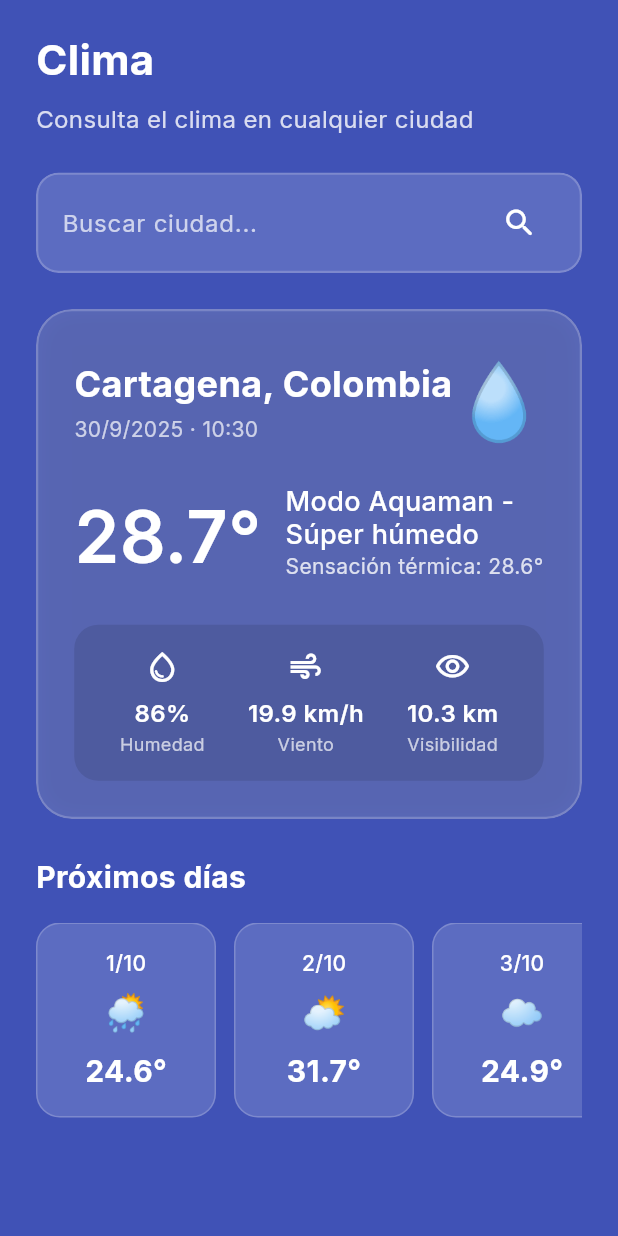
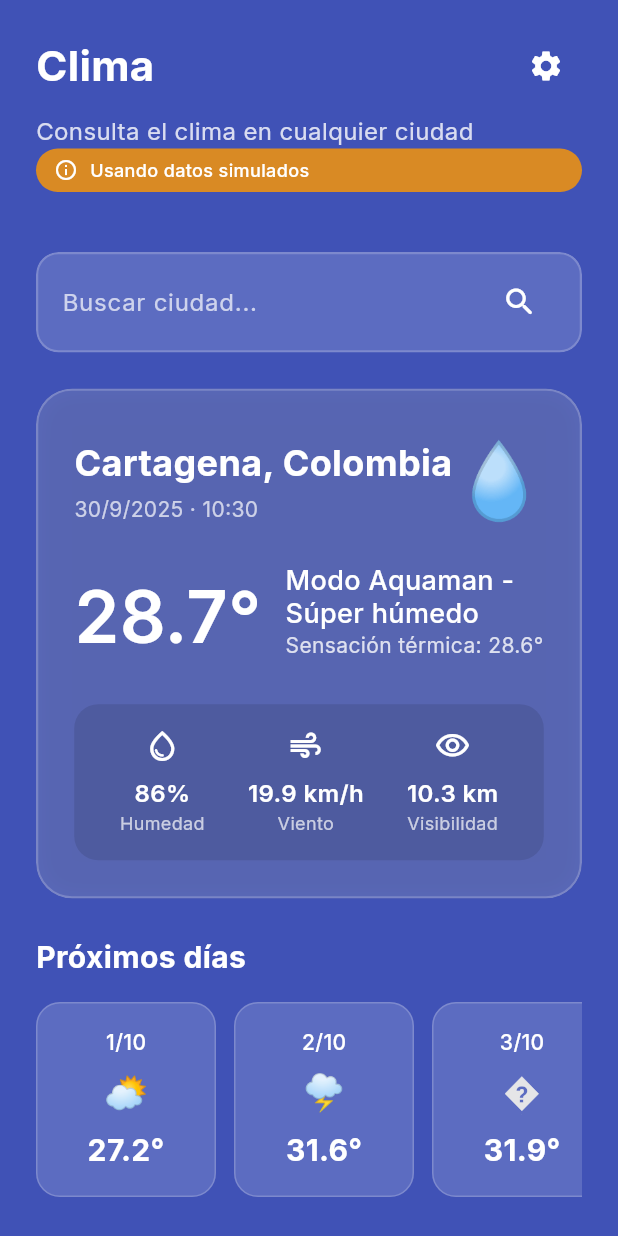
Before and after one commit to Alexjh16/orus, a Flutter app: the WeatherView screen opened directly, on a phone screen of 412 x 824 dp. Run offline on Flutter 3.47's test engine with Material 3 defaults, Android fonts, the phone set to English and light mode, and no system bars; our stand-ins replace google_fonts.

Commit message:
Implementar manejo de datos simulados en WeatherService y agregar configuración de API key en WeatherView

```diff
--- a/lib/weather/weather_service.dart
+++ b/lib/weather/weather_service.dart
@@ -7,11 +7,27 @@ class WeatherService {
   static const String baseUrl = 'https://api.openweathermap.org/data/2.5';
   // Reemplaza este apiKey con el tuyo después de registrarte en OpenWeatherMap
   static const String apiKey =
-      '308047a37b50a9adfee7e3c80b12d201'; // Obtén tu API key en openweathermap.org
+      '419ddbc13e81de0bc95ad3542003e2fc'; // Obtén tu API key en openweathermap.org
+
+  // Configuración para control de datos simulados/reales
+  bool _useSimulatedData = true; // Cambia a false cuando tu API key esté activa
+
+  // Getter para saber si estamos usando datos simulados
+  bool get isUsingSimulatedData => _useSimulatedData;
+
+  // Método para cambiar entre datos simulados y reales
+  void toggleDataMode(bool useSimulated) {
+    _useSimulatedData = useSimulated;
+  }
 
   final Random _random = Random();
 
   Future<WeatherModel> getCurrentWeather(String city) async {
+    // Si estamos usando datos simulados, devolver directamente
+    if (_useSimulatedData) {
+      return _getSimulatedWeather(city);
+    }
+
     try {
       // Intentar usar la API real
       final response = await http.get(
@@ -31,8 +47,8 @@ class WeatherService {
 
         // Si es error de API key
         if (response.statusCode == 401) {
-          throw Exception(
-              'API key inválida. Por favor registra tu API key en openweathermap.org');
+          print('API key aún no activada, usando datos simulados por ahora');
+          return _getSimulatedWeather(city);
         }
 
         // Si la ciudad no existe
@@ -51,6 +67,11 @@ class WeatherService {
   }
 
   Future<List<WeatherModel>> getForecast(String city) async {
+    // Si estamos usando datos simulados, devolver directamente
+    if (_useSimulatedData) {
+      return _getSimulatedForecast(city);
+    }
+
     try {
       final response = await http.get(
         Uri.parse(
@@ -75,8 +96,8 @@ class WeatherService {
 
         // Si es error de API key
         if (response.statusCode == 401) {
-          throw Exception(
-              'API key inválida. Por favor registra tu API key en openweathermap.org');
+          print('API key aún no activada, usando datos simulados por ahora');
+          return _getSimulatedForecast(city);
         }
 
         // Si la ciudad no existe
@@ -228,30 +249,115 @@ class WeatherService {
 
   List<WeatherModel> _getSimulatedForecast(String city) {
     List<WeatherModel> forecast = [];
-    final baseTemp = city.toLowerCase().contains('cartagena') ? 28.0 : 22.0;
+
+    // Personalizar según la ciudad
+    final isCartagena = city.toLowerCase().contains('cartagena');
+    final baseTemp = isCartagena ? 28.0 : 22.0;
+
+    // Tendencias de clima para simular patrones realistas
+    final weatherPatterns = [
+      // Patrón estable
+      ['☀️', '☀️', '🌤️', '☀️', '☀️'],
+      // Patrón empeorando
+      ['☀️', '🌤️', '⛅', '☁️', '🌧️'],
+      // Patrón mejorando
+      ['🌧️', '⛅', '🌤️', '☀️', '☀️'],
+      // Patrón variable
+      ['☀️', '⛅', '🌦️', '⛅', '☀️'],
+      // Patrón con tormenta
+      ['⛅', '🌩️', '�️', '⛅', '�️'],
+    ];
+
+    // Descripciones divertidas para cada ícono
+    final iconDescriptions = {
+      '☀️': [
+        'Soleado como el escudo de Captain America',
+        'Brillante como el reactor de Iron Man',
+        'Resplandeciente como Vision'
+      ],
+      '🌤️': [
+        'Parcialmente nublado, como el humor de Hulk',
+        'Algunas nubes, estilo Thor mode'
+      ],
+      '⛅': [
+        'Nubes intermitentes, como las apariciones de Loki',
+        'Mitad sol, mitad nubes, como Two-Face'
+      ],
+      '☁️': [
+        'Nublado como los pensamientos de Vision',
+        'Gris como el traje de War Machine'
+      ],
+      '🌦️': [
+        'Lluvia leve con sol, estilo Storm contenida',
+        'Chispas como los rayos de Thor'
+      ],
+      '🌧️': [
+        'Lluvia como las lágrimas de Black Widow',
+        'Diluvio estilo Namor'
+      ],
+      '🌩️': [
+        'Tormenta eléctrica, Thor está enojado',
+        'Relámpagos tipo Shazam!'
+      ],
+    };
+
+    // Elegir un patrón basado en la ciudad
+    final cityHash = city.toLowerCase().codeUnits.fold(0, (a, b) => a + b);
+    final pattern = weatherPatterns[cityHash % weatherPatterns.length];
 
     for (int i = 0; i < 5; i++) {
-      final dayTemp = baseTemp + (_random.nextDouble() * 8) - 4;
-      final weatherIcons = ['☀️', '🌤️', '☁️', '🌦️', '⛅'];
-      final descriptions = [
-        'Soleado',
-        'Parcialmente nublado',
-        'Nublado',
-        'Lluvia ligera',
-        'Variable'
-      ];
+      // Temperatura con tendencia realista
+      final tempVariation = isCartagena ? 4.0 : 6.0;
+      final dayTemp = baseTemp +
+          (sin(i * 0.8) * tempVariation) +
+          (_random.nextDouble() * 2 - 1);
 
-      final conditionIndex = _random.nextInt(weatherIcons.length);
+      // Obtener ícono del patrón
+      final icon = pattern[i];
+
+      // Obtener descripción aleatoria para el ícono
+      final descriptions =
+          iconDescriptions[icon] ?? ['Clima impredecible como Doctor Strange'];
+      final description = descriptions[_random.nextInt(descriptions.length)];
+
+      // Humedad relacionada con el ícono (más humedad con lluvia, menos con sol)
+      double humidity = 60;
+      if (icon.contains('☀️'))
+        humidity = 50 + _random.nextDouble() * 15;
+      else if (icon.contains('🌧️') || icon.contains('🌩️'))
+        humidity = 75 + _random.nextDouble() * 15;
+      else
+        humidity = 60 + _random.nextDouble() * 20;
+
+      // Viento variable pero relacionado con tormentas
+      double windSpeed = 10;
+      if (icon.contains('🌩️'))
+        windSpeed = 20 + _random.nextDouble() * 10;
+      else
+        windSpeed = 8 + _random.nextDouble() * 12;
+
+      // Precipitación basada en el ícono
+      double precipitation = 0;
+      if (icon.contains('🌧️'))
+        precipitation = 2 + _random.nextDouble() * 3;
+      else if (icon.contains('🌦️'))
+        precipitation = 0.5 + _random.nextDouble() * 1.5;
+      else if (icon.contains('🌩️'))
+        precipitation = 3 + _random.nextDouble() * 5;
+      else
+        precipitation = _random.nextDouble() * 0.5;
 
       forecast.add(WeatherModel(
         cityName: _cleanCityName(city),
         temperature: dayTemp,
-        description: descriptions[conditionIndex],
-        icon: weatherIcons[conditionIndex],
-        humidity: 60 + _random.nextDouble() * 25,
-        windSpeed: 10 + _random.nextDouble() * 15,
+        description: description,
+        icon: icon,
+        humidity: humidity,
+        windSpeed: windSpeed,
         feelsLike: dayTemp + (_random.nextDouble() * 4) - 2,
-        precipitation: _random.nextDouble() * 3,
+        precipitation: precipitation,
+        pressure: 1010 + _random.nextInt(20) - 10,
+        visibility: 7000 + _random.nextInt(5000),
         dateTime: DateTime.now().add(Duration(days: i + 1)),
       ));
     }
@@ -271,6 +377,11 @@ class WeatherService {
   }
 
   Future<WeatherModel> getCurrentWeatherByCoords(double lat, double lon) async {
+    // Si estamos usando datos simulados, devolver directamente
+    if (_useSimulatedData) {
+      return _getSimulatedWeather('Ubicación actual');
+    }
+
     try {
       final response = await http.get(
         Uri.parse(
@@ -284,6 +395,12 @@ class WeatherService {
       } else {
         print(
             'Error API OpenWeatherMap (Coords): ${response.statusCode} - ${response.body}');
+
+        // Si es error de API key
+        if (response.statusCode == 401) {
+          print('API key aún no activada, usando datos simulados por ahora');
+        }
+
         return _getSimulatedWeather('Ubicación actual');
       }
     } catch (e) {
@@ -292,8 +409,9 @@ class WeatherService {
     }
   }
 
-  /// Verifica si la API key configurada es válida
-  Future<bool> isApiKeyValid() async {
+  /// Verifica si la API key configurada es válida y establece el modo de datos automáticamente
+  Future<Map<String, dynamic>> checkApiKeyAndSetMode(
+      {bool autoSet = true}) async {
     try {
       // Intenta obtener el clima de una ciudad conocida
       final response = await http.get(
@@ -302,10 +420,51 @@ class WeatherService {
       ).timeout(const Duration(seconds: 5));
 
       // Si el código es 200, la API key es válida
-      return response.statusCode == 200;
+      final bool isValid = response.statusCode == 200;
+
+      // Si autoSet está activado, cambiar el modo de datos
+      if (autoSet) {
+        toggleDataMode(!isValid); // Usar datos simulados si la API no es válida
+      }
+
+      String message = '';
+      if (isValid) {
+        message = 'API key válida. Usando datos reales del clima.';
+      } else if (response.statusCode == 401) {
+        message =
+            'API key aún no activada. Puede tomar hasta 2 horas. Usando datos simulados por ahora.';
+      } else {
+        message =
+            'Error al verificar API key: ${response.statusCode}. Usando datos simulados.';
+      }
+
+      return {
+        'isValid': isValid,
+        'message': message,
+        'statusCode': response.statusCode,
+        'usingSimulatedData': _useSimulatedData
+      };
     } catch (e) {
       print('Error al verificar API key: $e');
-      return false;
+
+      // Si autoSet está activado, cambiar a datos simulados en caso de error
+      if (autoSet) {
+        toggleDataMode(true);
+      }
+
+      return {
+        'isValid': false,
+        'message':
+            'Error de conexión al verificar API key. Usando datos simulados.',
+        'error': e.toString(),
+        'usingSimulatedData': _useSimulatedData
+      };
     }
   }
+
+  /// Método anterior para compatibilidad
+  Future<bool> isApiKeyValid() async {
+    final result = await checkApiKeyAndSetMode(autoSet: false);
+    return result['isValid'] as bool;
+  }
 }
--- a/lib/weather/weather_view.dart
+++ b/lib/weather/weather_view.dart
@@ -4,7 +4,6 @@ import 'dart:ui';
 import '../models/weather_model.dart';
 
 import 'weather_service.dart';
-
 
 class WeatherView extends StatefulWidget {
   const WeatherView({super.key});
@@ -13,7 +12,8 @@ class WeatherView extends StatefulWidget {
   State<WeatherView> createState() => _WeatherViewState();
 }
 
-class _WeatherViewState extends State<WeatherView> with SingleTickerProviderStateMixin {
+class _WeatherViewState extends State<WeatherView>
+    with SingleTickerProviderStateMixin {
   final WeatherService _weatherService = WeatherService();
   final TextEditingController _cityController = TextEditingController();
   WeatherModel? _currentWeather;
@@ -79,6 +79,118 @@ class _WeatherViewState extends State<WeatherView> with SingleTickerProviderStat
     }
   }
 
+  // Diálogo para configurar API key y modo de datos
+  void _showApiKeySettingsDialog() {
+    bool useSimulatedData = _weatherService.isUsingSimulatedData;
+
+    showDialog(
+      context: context,
+      builder: (context) => StatefulBuilder(
+        builder: (context, setDialogState) {
+          return AlertDialog(
+            title: Text(
+              'Configuración de API',
+              style: GoogleFonts.inter(
+                fontWeight: FontWeight.bold,
+              ),
+            ),
+            content: Column(
+              mainAxisSize: MainAxisSize.min,
+              crossAxisAlignment: CrossAxisAlignment.start,
+              children: [
+                Text(
+                  'La API key puede tardar hasta 2 horas en activarse después del registro.',
+                  style: GoogleFonts.inter(
+                    fontSize: 14,
+                  ),
+                ),
+                const SizedBox(height: 16),
+
+                // Selector de modo de datos
+                Row(
+                  children: [
+                    Text(
+                      'Usar datos simulados:',
+                      style: GoogleFonts.inter(),
+                    ),
+                    const Spacer(),
+                    Switch(
+                      value: useSimulatedData,
+                      activeColor: const Color(0xFF4052B6),
+                      onChanged: (value) {
+                        setDialogState(() {
+                          useSimulatedData = value;
+                        });
+                      },
+                    ),
+                  ],
+                ),
+              ],
+            ),
+            actions: [
+              TextButton(
+                onPressed: () {
+                  Navigator.pop(context);
+                },
+                child: Text(
+                  'Cancelar',
+                  style: GoogleFonts.inter(
+                    color: Colors.grey[700],
+                  ),
+                ),
+              ),
+              TextButton(
+                onPressed: () async {
+                  Navigator.pop(context);
+
+                  // Mostrar indicador de carga
+                  setState(() {
+                    _isLoading = true;
+                  });
+
+                  // Aplicar cambios de modo de datos
+                  _weatherService.toggleDataMode(useSimulatedData);
+
+                  // Verificar API key si se está usando datos reales
+                  if (!useSimulatedData) {
+                    final result =
+                        await _weatherService.checkApiKeyAndSetMode();
+
+                    // Mostrar resultado de la verificación
+                    if (mounted) {
+                      ScaffoldMessenger.of(context).showSnackBar(
+                        SnackBar(
+                          content: Text(result['message']),
+                          backgroundColor:
+                              result['isValid'] ? Colors.green : Colors.orange,
+                          duration: const Duration(seconds: 5),
+                        ),
+                      );
+                    }
+                  }
+
+                  // Actualizar el clima con el nuevo modo
+                  if (_cityController.text.isNotEmpty) {
+                    _getWeatherForCity(_cityController.text);
+                  } else {
+                    _getWeatherForCity('Cartagena');
+                  }
+                },
+                child: Text(
+                  'Guardar y Verificar',
+                  style: GoogleFonts.inter(
+                    color: const Color(0xFF4052B6),
+                    fontWeight: FontWeight.bold,
+                  ),
+                ),
+              ),
+            ],
+          );
+        },
+      ),
+    );
+  }
+
   @override
   Widget build(BuildContext context) {
     return Scaffold(
@@ -90,7 +202,10 @@ class _WeatherViewState extends State<WeatherView> with SingleTickerProviderStat
             crossAxisAlignment: CrossAxisAlignment.stretch,
             children: [
               const SizedBox(height: 20),
-              // Título con estilo
+              // Título con estilo y botón de configuración
+              Row(
+                mainAxisAlignment: MainAxisAlignment.spaceBetween,
+                children: [
                   Text(
                     'Clima',
                     style: GoogleFonts.inter(
@@ -99,12 +214,53 @@ class _WeatherViewState extends State<WeatherView> with SingleTickerProviderStat
                       fontWeight: FontWeight.bold,
                     ),
                   ),
+                  IconButton(
+                    icon: const Icon(
+                      Icons.settings,
+                      color: Colors.white,
+                      size: 24,
+                    ),
+                    onPressed: _showApiKeySettingsDialog,
+                    tooltip: 'Configurar API',
+                  ),
+                ],
+              ),
               const SizedBox(height: 8),
               Text(
                 'Consulta el clima en cualquier ciudad',
                 style: GoogleFonts.inter(
                   color: Colors.white.withOpacity(0.8),
                   fontSize: 16,
+                ),
+              ),
+              // Indicador de modo simulado
+              if (_weatherService.isUsingSimulatedData)
+                Container(
+                  padding:
+                      const EdgeInsets.symmetric(horizontal: 12, vertical: 6),
+                  margin: const EdgeInsets.only(bottom: 16),
+                  decoration: BoxDecoration(
+                    color: Colors.orange.withOpacity(0.8),
+                    borderRadius: BorderRadius.circular(30),
+                  ),
+                  child: Row(
+                    mainAxisSize: MainAxisSize.min,
+                    children: [
+                      const Icon(
+                        Icons.info_outline,
+                        color: Colors.white,
+                        size: 16,
+                      ),
+                      const SizedBox(width: 8),
+                      Text(
+                        'Usando datos simulados',
+                        style: GoogleFonts.inter(
+                          color: Colors.white,
+                          fontSize: 12,
+                          fontWeight: FontWeight.w500,
+                        ),
+                      ),
+                    ],
                   ),
                 ),
               const SizedBox(height: 24),
@@ -123,7 +279,8 @@ class _WeatherViewState extends State<WeatherView> with SingleTickerProviderStat
                         width: 1.5,
                       ),
                     ),
-                    padding: const EdgeInsets.symmetric(horizontal: 16, vertical: 4),
+                    padding:
+                        const EdgeInsets.symmetric(horizontal: 16, vertical: 4),
                     child: Row(
                       children: [
                         Expanded(
@@ -139,7 +296,8 @@ class _WeatherViewState extends State<WeatherView> with SingleTickerProviderStat
                                 color: Colors.white.withOpacity(0.7),
                               ),
                               border: InputBorder.none,
-                              contentPadding: const EdgeInsets.symmetric(vertical: 16),
+                              contentPadding:
+                                  const EdgeInsets.symmetric(vertical: 16),
                             ),
                             onSubmitted: (value) => _getWeatherForCity(value),
                           ),
@@ -149,7 +307,8 @@ class _WeatherViewState extends State<WeatherView> with SingleTickerProviderStat
                             Icons.search_rounded,
                             color: Colors.white,
                           ),
-                          onPressed: () => _getWeatherForCity(_cityController.text),
+                          onPressed: () =>
+                              _getWeatherForCity(_cityController.text),
                         ),
                       ],
                     ),
@@ -292,7 +451,8 @@ class _WeatherViewState extends State<WeatherView> with SingleTickerProviderStat
               style: ElevatedButton.styleFrom(
                 backgroundColor: Colors.white,
                 foregroundColor: const Color(0xFF4052B6),
-                padding: const EdgeInsets.symmetric(horizontal: 24, vertical: 12),
+                padding:
+                    const EdgeInsets.symmetric(horizontal: 24, vertical: 12),
                 shape: RoundedRectangleBorder(
                   borderRadius: BorderRadius.circular(30),
                 ),
@@ -508,7 +668,8 @@ class _WeatherViewState extends State<WeatherView> with SingleTickerProviderStat
             itemBuilder: (context, index) {
               final day = _forecast![index];
               return Container(
-                margin: EdgeInsets.only(right: index < _forecast!.length - 1 ? 12 : 0),
+                margin: EdgeInsets.only(
+                    right: index < _forecast!.length - 1 ? 12 : 0),
                 padding: const EdgeInsets.all(16),
                 width: 120,
                 decoration: BoxDecoration(
```
Lines whose indentation alone changed are shown as unchanged.
